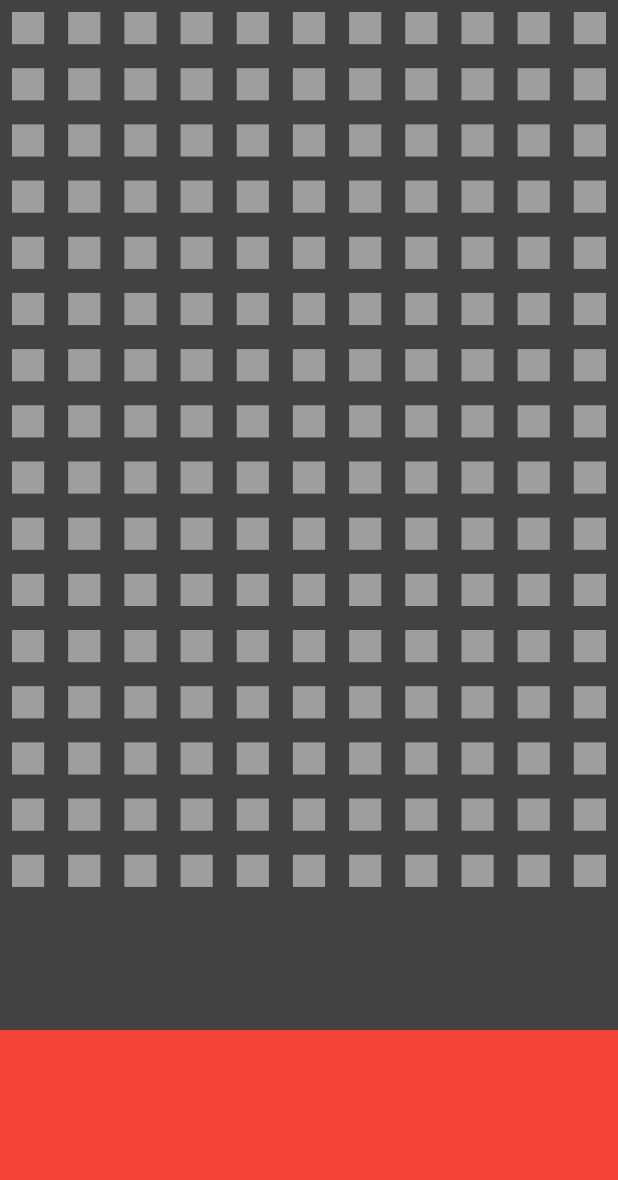
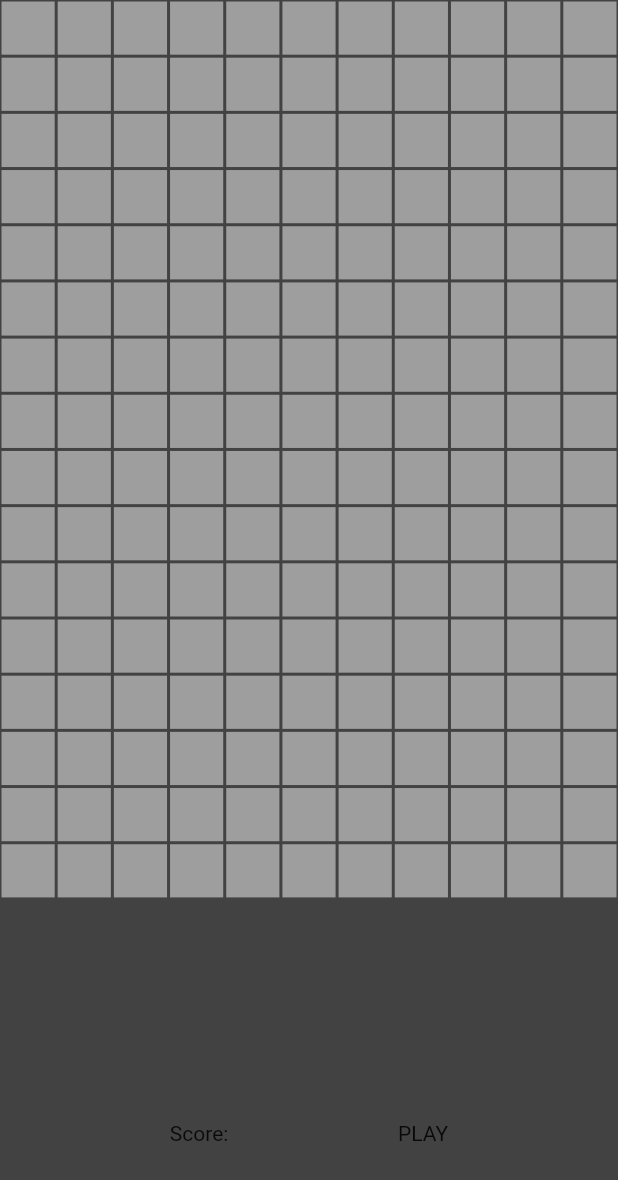
Before and after one commit to ZheerBarzan/project_pacman, a Flutter app: the screen it shows after launch, on a phone screen of 412 x 824 dp. Shown: the top 1180 px of the screen. Run offline on Flutter 3.47's test engine with Material 2 defaults, Android fonts, the phone set to English and light mode, and no system bars.

Commit message:
making the score section of the game

```diff
--- a/lib/home_page.dart
+++ b/lib/home_page.dart
@@ -26,7 +26,7 @@ class _HomepageState extends State<Homepage> {
                       crossAxisCount: numberInRow),
                   itemBuilder: (context, index) {
                     return Padding(
-                      padding: const EdgeInsets.all(8.0),
+                      padding: const EdgeInsets.all(1.0),
                       child: Container(
                         color: Colors.grey,
                       ),
@@ -37,7 +37,10 @@ class _HomepageState extends State<Homepage> {
           // the socre area
           Expanded(
             child: Container(
-              color: Colors.red,
+              child: const Row(
+                mainAxisAlignment: MainAxisAlignment.spaceEvenly,
+                children: [Text("Score:"), Text("PLAY")],
+              ),
             ),
           ),
         ],
```
